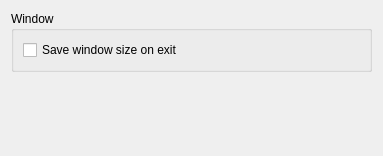
Hithy/konsole, file src/settings/generalsettings.ui: the form before one commit.
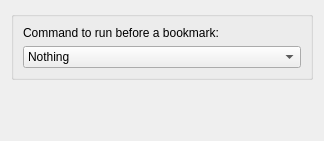
The form after the commit. Custom widgets are drawn as their Qt base class.

Commit message:
Add a 'Pre Bookmark command option' to the new settings dialog.
Instead of using a Profile option in the new Settings dialog, a
pre-bookmark command is added.  This allows the user to select if they
want a Ctrl+C, Ctrl+C + clear or nothing to be done before issuing a
bookmark command.
This patch restores the 'save window size' option to the profile page.

```diff
--- a/src/settings/generalsettings.ui
+++ b/src/settings/generalsettings.ui
@@ -6,8 +6,8 @@
    <rect>
     <x>0</x>
     <y>0</y>
-    <width>383</width>
-    <height>156</height>
+    <width>324</width>
+    <height>141</height>
    </rect>
   </property>
   <property name="sizePolicy">
@@ -16,41 +16,42 @@
     <verstretch>0</verstretch>
    </sizepolicy>
   </property>
-  <layout class="QVBoxLayout" name="verticalLayout_2">
+  <layout class="QVBoxLayout" name="verticalLayout">
    <item>
-    <layout class="QVBoxLayout" name="verticalLayout">
-     <property name="sizeConstraint">
-      <enum>QLayout::SetNoConstraint</enum>
-     </property>
-     <item>
-      <widget class="QGroupBox" name="groupBox_12">
-       <property name="title">
-        <string notr="true">Window</string>
-       </property>
-       <property name="flat">
-        <bool>true</bool>
-       </property>
-       <layout class="QVBoxLayout" name="verticalLayout_3">
+    <widget class="KButtonGroup" name="kbuttongroup">
+     <layout class="QVBoxLayout" name="verticalLayout_3">
+      <item>
+       <layout class="QVBoxLayout" name="verticalLayout_2">
         <item>
-         <widget class="QCheckBox" name="kcfg_SaveGeometryOnExit">
-          <property name="sizePolicy">
-           <sizepolicy hsizetype="Preferred" vsizetype="Preferred">
-            <horstretch>0</horstretch>
-            <verstretch>0</verstretch>
-           </sizepolicy>
-          </property>
-          <property name="toolTip">
-           <string>The window size will be saved upon exiting Konsole.</string>
-          </property>
+         <widget class="QLabel" name="label">
           <property name="text">
-           <string>Save window size on exit</string>
+           <string>Command to run before a bookmark:</string>
           </property>
          </widget>
         </item>
+        <item>
+         <widget class="KComboBox" name="kcfg_PreBookmarkCommand">
+          <item>
+           <property name="text">
+            <string>Nothing</string>
+           </property>
+          </item>
+          <item>
+           <property name="text">
+            <string>^C</string>
+           </property>
+          </item>
+          <item>
+           <property name="text">
+            <string>^C + 'clear'</string>
+           </property>
+          </item>
+         </widget>
+        </item>
        </layout>
-      </widget>
-     </item>
-    </layout>
+      </item>
+     </layout>
+    </widget>
    </item>
    <item>
     <spacer name="verticalSpacer">
@@ -67,6 +68,19 @@
    </item>
   </layout>
  </widget>
+ <customwidgets>
+  <customwidget>
+   <class>KButtonGroup</class>
+   <extends>QGroupBox</extends>
+   <header>kbuttongroup.h</header>
+   <container>1</container>
+  </customwidget>
+  <customwidget>
+   <class>KComboBox</class>
+   <extends>QComboBox</extends>
+   <header>kcombobox.h</header>
+  </customwidget>
+ </customwidgets>
  <resources/>
  <connections/>
 </ui>
```
The commit also changes 16 other files.
